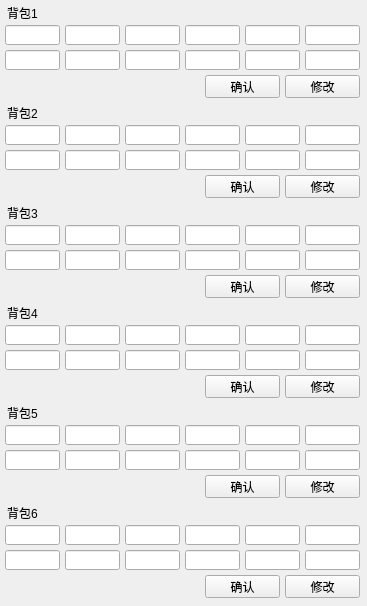
The window that code/seer_lander_ui_free_pack.ui (GimTT/PyQt5_seer_lander) describes before a commit, drawn with Qt 5.
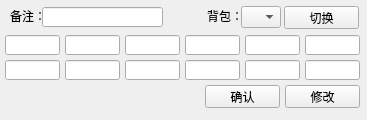
The same window after the commit.

Commit message: 更改背包外观，优化界面

Diff of the .ui file:
```diff
--- a/code/seer_lander_ui_free_pack.ui
+++ b/code/seer_lander_ui_free_pack.ui
@@ -7,7 +7,7 @@
     <x>0</x>
     <y>0</y>
     <width>367</width>
-    <height>606</height>
+    <height>120</height>
    </rect>
   </property>
   <property name="windowTitle">
@@ -18,7 +18,7 @@
     <property name="geometry">
      <rect>
       <x>205</x>
-      <y>75</y>
+      <y>85</y>
       <width>75</width>
       <height>23</height>
      </rect>
@@ -31,7 +31,7 @@
     <property name="geometry">
      <rect>
       <x>285</x>
-      <y>75</y>
+      <y>85</y>
       <width>75</width>
       <height>23</height>
      </rect>
@@ -44,7 +44,7 @@
     <property name="geometry">
      <rect>
       <x>5</x>
-      <y>25</y>
+      <y>35</y>
       <width>55</width>
       <height>20</height>
      </rect>
@@ -57,7 +57,7 @@
     <property name="geometry">
      <rect>
       <x>65</x>
-      <y>25</y>
+      <y>35</y>
       <width>55</width>
       <height>20</height>
      </rect>
@@ -70,7 +70,7 @@
     <property name="geometry">
      <rect>
       <x>125</x>
-      <y>25</y>
+      <y>35</y>
       <width>55</width>
       <height>20</height>
      </rect>
@@ -83,7 +83,7 @@
     <property name="geometry">
      <rect>
       <x>185</x>
-      <y>25</y>
+      <y>35</y>
       <width>55</width>
       <height>20</height>
      </rect>
@@ -96,7 +96,7 @@
     <property name="geometry">
      <rect>
       <x>245</x>
-      <y>25</y>
+      <y>35</y>
       <width>55</width>
       <height>20</height>
      </rect>
@@ -109,7 +109,7 @@
     <property name="geometry">
      <rect>
       <x>305</x>
-      <y>25</y>
+      <y>35</y>
       <width>55</width>
       <height>20</height>
      </rect>
@@ -122,7 +122,7 @@
     <property name="geometry">
      <rect>
       <x>5</x>
-      <y>50</y>
+      <y>60</y>
       <width>55</width>
       <height>20</height>
      </rect>
@@ -135,7 +135,7 @@
     <property name="geometry">
      <rect>
       <x>65</x>
-      <y>50</y>
+      <y>60</y>
       <width>55</width>
       <height>20</height>
      </rect>
@@ -148,7 +148,7 @@
     <property name="geometry">
      <rect>
       <x>125</x>
-      <y>50</y>
+      <y>60</y>
       <width>55</width>
       <height>20</height>
      </rect>
@@ -161,7 +161,7 @@
     <property name="geometry">
      <rect>
       <x>185</x>
-      <y>50</y>
+      <y>60</y>
       <width>55</width>
       <height>20</height>
      </rect>
@@ -174,7 +174,7 @@
     <property name="geometry">
      <rect>
       <x>245</x>
-      <y>50</y>
+      <y>60</y>
       <width>55</width>
       <height>20</height>
      </rect>
@@ -187,189 +187,7 @@
     <property name="geometry">
      <rect>
       <x>305</x>
-      <y>50</y>
-      <width>55</width>
-      <height>20</height>
-     </rect>
-    </property>
-    <property name="text">
-     <string/>
-    </property>
-   </widget>
-   <widget class="QLineEdit" name="pack2genie1">
-    <property name="geometry">
-     <rect>
-      <x>5</x>
-      <y>125</y>
-      <width>55</width>
-      <height>20</height>
-     </rect>
-    </property>
-    <property name="text">
-     <string/>
-    </property>
-   </widget>
-   <widget class="QPushButton" name="pack2button1q">
-    <property name="geometry">
-     <rect>
-      <x>205</x>
-      <y>175</y>
-      <width>75</width>
-      <height>23</height>
-     </rect>
-    </property>
-    <property name="text">
-     <string>确认</string>
-    </property>
-   </widget>
-   <widget class="QLineEdit" name="pack2genie10">
-    <property name="geometry">
-     <rect>
-      <x>185</x>
-      <y>150</y>
-      <width>55</width>
-      <height>20</height>
-     </rect>
-    </property>
-    <property name="text">
-     <string/>
-    </property>
-   </widget>
-   <widget class="QPushButton" name="pack2button2c">
-    <property name="geometry">
-     <rect>
-      <x>285</x>
-      <y>175</y>
-      <width>75</width>
-      <height>23</height>
-     </rect>
-    </property>
-    <property name="text">
-     <string>修改</string>
-    </property>
-   </widget>
-   <widget class="QLineEdit" name="pack2genie2">
-    <property name="geometry">
-     <rect>
-      <x>65</x>
-      <y>125</y>
-      <width>55</width>
-      <height>20</height>
-     </rect>
-    </property>
-    <property name="text">
-     <string/>
-    </property>
-   </widget>
-   <widget class="QLineEdit" name="pack2genie11">
-    <property name="geometry">
-     <rect>
-      <x>245</x>
-      <y>150</y>
-      <width>55</width>
-      <height>20</height>
-     </rect>
-    </property>
-    <property name="text">
-     <string/>
-    </property>
-   </widget>
-   <widget class="QLineEdit" name="pack2genie4">
-    <property name="geometry">
-     <rect>
-      <x>185</x>
-      <y>125</y>
-      <width>55</width>
-      <height>20</height>
-     </rect>
-    </property>
-    <property name="text">
-     <string/>
-    </property>
-   </widget>
-   <widget class="QLineEdit" name="pack2genie7">
-    <property name="geometry">
-     <rect>
-      <x>5</x>
-      <y>150</y>
-      <width>55</width>
-      <height>20</height>
-     </rect>
-    </property>
-    <property name="text">
-     <string/>
-    </property>
-   </widget>
-   <widget class="QLineEdit" name="pack2genie6">
-    <property name="geometry">
-     <rect>
-      <x>305</x>
-      <y>125</y>
-      <width>55</width>
-      <height>20</height>
-     </rect>
-    </property>
-    <property name="text">
-     <string/>
-    </property>
-   </widget>
-   <widget class="QLineEdit" name="pack2genie12">
-    <property name="geometry">
-     <rect>
-      <x>305</x>
-      <y>150</y>
-      <width>55</width>
-      <height>20</height>
-     </rect>
-    </property>
-    <property name="text">
-     <string/>
-    </property>
-   </widget>
-   <widget class="QLineEdit" name="pack2genie3">
-    <property name="geometry">
-     <rect>
-      <x>125</x>
-      <y>125</y>
-      <width>55</width>
-      <height>20</height>
-     </rect>
-    </property>
-    <property name="text">
-     <string/>
-    </property>
-   </widget>
-   <widget class="QLineEdit" name="pack2genie5">
-    <property name="geometry">
-     <rect>
-      <x>245</x>
-      <y>125</y>
-      <width>55</width>
-      <height>20</height>
-     </rect>
-    </property>
-    <property name="text">
-     <string/>
-    </property>
-   </widget>
-   <widget class="QLineEdit" name="pack2genie8">
-    <property name="geometry">
-     <rect>
-      <x>65</x>
-      <y>150</y>
-      <width>55</width>
-      <height>20</height>
-     </rect>
-    </property>
-    <property name="text">
-     <string/>
-    </property>
-   </widget>
-   <widget class="QLineEdit" name="pack2genie9">
-    <property name="geometry">
-     <rect>
-      <x>125</x>
-      <y>150</y>
+      <y>60</y>
       <width>55</width>
       <height>20</height>
      </rect>
@@ -381,802 +199,58 @@
    <widget class="QLabel" name="label">
     <property name="geometry">
      <rect>
-      <x>7</x>
-      <y>5</y>
+      <x>10</x>
+      <y>8</y>
       <width>35</width>
       <height>15</height>
      </rect>
     </property>
     <property name="text">
-     <string>背包1</string>
+     <string>备注：</string>
+    </property>
+   </widget>
+   <widget class="QComboBox" name="packswitch">
+    <property name="geometry">
+     <rect>
+      <x>241</x>
+      <y>6</y>
+      <width>40</width>
+      <height>22</height>
+     </rect>
+    </property>
+   </widget>
+   <widget class="QPushButton" name="packswbutton">
+    <property name="geometry">
+     <rect>
+      <x>284</x>
+      <y>6</y>
+      <width>75</width>
+      <height>23</height>
+     </rect>
+    </property>
+    <property name="text">
+     <string>切换</string>
     </property>
    </widget>
    <widget class="QLabel" name="label_2">
     <property name="geometry">
      <rect>
-      <x>7</x>
-      <y>105</y>
-      <width>35</width>
-      <height>15</height>
+      <x>207</x>
+      <y>10</y>
+      <width>54</width>
+      <height>12</height>
      </rect>
     </property>
     <property name="text">
-     <string>背包2</string>
+     <string>背包：</string>
     </property>
    </widget>
    <widget class="QLineEdit" name="pack4genie4">
     <property name="geometry">
      <rect>
-      <x>185</x>
-      <y>325</y>
-      <width>55</width>
-      <height>20</height>
-     </rect>
-    </property>
-    <property name="text">
-     <string/>
-    </property>
-   </widget>
-   <widget class="QLineEdit" name="pack3genie5">
-    <property name="geometry">
-     <rect>
-      <x>245</x>
-      <y>225</y>
-      <width>55</width>
-      <height>20</height>
-     </rect>
-    </property>
-    <property name="text">
-     <string/>
-    </property>
-   </widget>
-   <widget class="QLabel" name="label_3">
-    <property name="geometry">
-     <rect>
-      <x>7</x>
-      <y>305</y>
-      <width>35</width>
-      <height>15</height>
-     </rect>
-    </property>
-    <property name="text">
-     <string>背包4</string>
-    </property>
-   </widget>
-   <widget class="QLineEdit" name="pack4genie6">
-    <property name="geometry">
-     <rect>
-      <x>305</x>
-      <y>325</y>
-      <width>55</width>
-      <height>20</height>
-     </rect>
-    </property>
-    <property name="text">
-     <string/>
-    </property>
-   </widget>
-   <widget class="QLineEdit" name="pack3genie10">
-    <property name="geometry">
-     <rect>
-      <x>185</x>
-      <y>250</y>
-      <width>55</width>
-      <height>20</height>
-     </rect>
-    </property>
-    <property name="text">
-     <string/>
-    </property>
-   </widget>
-   <widget class="QPushButton" name="pack4button1q">
-    <property name="geometry">
-     <rect>
-      <x>205</x>
-      <y>375</y>
-      <width>75</width>
-      <height>23</height>
-     </rect>
-    </property>
-    <property name="text">
-     <string>确认</string>
-    </property>
-   </widget>
-   <widget class="QLineEdit" name="pack4genie5">
-    <property name="geometry">
-     <rect>
-      <x>245</x>
-      <y>325</y>
-      <width>55</width>
-      <height>20</height>
-     </rect>
-    </property>
-    <property name="text">
-     <string/>
-    </property>
-   </widget>
-   <widget class="QLabel" name="label_4">
-    <property name="geometry">
-     <rect>
-      <x>7</x>
-      <y>205</y>
-      <width>35</width>
-      <height>15</height>
-     </rect>
-    </property>
-    <property name="text">
-     <string>背包3</string>
-    </property>
-   </widget>
-   <widget class="QLineEdit" name="pack3genie6">
-    <property name="geometry">
-     <rect>
-      <x>305</x>
-      <y>225</y>
-      <width>55</width>
-      <height>20</height>
-     </rect>
-    </property>
-    <property name="text">
-     <string/>
-    </property>
-   </widget>
-   <widget class="QPushButton" name="pack4button2c">
-    <property name="geometry">
-     <rect>
-      <x>285</x>
-      <y>375</y>
-      <width>75</width>
-      <height>23</height>
-     </rect>
-    </property>
-    <property name="text">
-     <string>修改</string>
-    </property>
-   </widget>
-   <widget class="QLineEdit" name="pack4genie8">
-    <property name="geometry">
-     <rect>
-      <x>65</x>
-      <y>350</y>
-      <width>55</width>
-      <height>20</height>
-     </rect>
-    </property>
-    <property name="text">
-     <string/>
-    </property>
-   </widget>
-   <widget class="QLineEdit" name="pack3genie7">
-    <property name="geometry">
-     <rect>
-      <x>5</x>
-      <y>250</y>
-      <width>55</width>
-      <height>20</height>
-     </rect>
-    </property>
-    <property name="text">
-     <string/>
-    </property>
-   </widget>
-   <widget class="QLineEdit" name="pack4genie11">
-    <property name="geometry">
-     <rect>
-      <x>245</x>
-      <y>350</y>
-      <width>55</width>
-      <height>20</height>
-     </rect>
-    </property>
-    <property name="text">
-     <string/>
-    </property>
-   </widget>
-   <widget class="QLineEdit" name="pack3genie3">
-    <property name="geometry">
-     <rect>
-      <x>125</x>
-      <y>225</y>
-      <width>55</width>
-      <height>20</height>
-     </rect>
-    </property>
-    <property name="text">
-     <string/>
-    </property>
-   </widget>
-   <widget class="QLineEdit" name="pack3genie1">
-    <property name="geometry">
-     <rect>
-      <x>5</x>
-      <y>225</y>
-      <width>55</width>
-      <height>20</height>
-     </rect>
-    </property>
-    <property name="text">
-     <string/>
-    </property>
-   </widget>
-   <widget class="QLineEdit" name="pack3genie2">
-    <property name="geometry">
-     <rect>
-      <x>65</x>
-      <y>225</y>
-      <width>55</width>
-      <height>20</height>
-     </rect>
-    </property>
-    <property name="text">
-     <string/>
-    </property>
-   </widget>
-   <widget class="QLineEdit" name="pack3genie9">
-    <property name="geometry">
-     <rect>
-      <x>125</x>
-      <y>250</y>
-      <width>55</width>
-      <height>20</height>
-     </rect>
-    </property>
-    <property name="text">
-     <string/>
-    </property>
-   </widget>
-   <widget class="QLineEdit" name="pack4genie10">
-    <property name="geometry">
-     <rect>
-      <x>185</x>
-      <y>350</y>
-      <width>55</width>
-      <height>20</height>
-     </rect>
-    </property>
-    <property name="text">
-     <string/>
-    </property>
-   </widget>
-   <widget class="QLineEdit" name="pack4genie7">
-    <property name="geometry">
-     <rect>
-      <x>5</x>
-      <y>350</y>
-      <width>55</width>
-      <height>20</height>
-     </rect>
-    </property>
-    <property name="text">
-     <string/>
-    </property>
-   </widget>
-   <widget class="QLineEdit" name="pack4genie3">
-    <property name="geometry">
-     <rect>
-      <x>125</x>
-      <y>325</y>
-      <width>55</width>
-      <height>20</height>
-     </rect>
-    </property>
-    <property name="text">
-     <string/>
-    </property>
-   </widget>
-   <widget class="QLineEdit" name="pack4genie1">
-    <property name="geometry">
-     <rect>
-      <x>5</x>
-      <y>325</y>
-      <width>55</width>
-      <height>20</height>
-     </rect>
-    </property>
-    <property name="text">
-     <string/>
-    </property>
-   </widget>
-   <widget class="QPushButton" name="pack3button2c">
-    <property name="geometry">
-     <rect>
-      <x>285</x>
-      <y>275</y>
-      <width>75</width>
-      <height>23</height>
-     </rect>
-    </property>
-    <property name="text">
-     <string>修改</string>
-    </property>
-   </widget>
-   <widget class="QLineEdit" name="pack4genie2">
-    <property name="geometry">
-     <rect>
-      <x>65</x>
-      <y>325</y>
-      <width>55</width>
-      <height>20</height>
-     </rect>
-    </property>
-    <property name="text">
-     <string/>
-    </property>
-   </widget>
-   <widget class="QPushButton" name="pack3button1q">
-    <property name="geometry">
-     <rect>
-      <x>205</x>
-      <y>275</y>
-      <width>75</width>
-      <height>23</height>
-     </rect>
-    </property>
-    <property name="text">
-     <string>确认</string>
-    </property>
-   </widget>
-   <widget class="QLineEdit" name="pack4genie12">
-    <property name="geometry">
-     <rect>
-      <x>305</x>
-      <y>350</y>
-      <width>55</width>
-      <height>20</height>
-     </rect>
-    </property>
-    <property name="text">
-     <string/>
-    </property>
-   </widget>
-   <widget class="QLineEdit" name="pack4genie9">
-    <property name="geometry">
-     <rect>
-      <x>125</x>
-      <y>350</y>
-      <width>55</width>
-      <height>20</height>
-     </rect>
-    </property>
-    <property name="text">
-     <string/>
-    </property>
-   </widget>
-   <widget class="QLineEdit" name="pack3genie11">
-    <property name="geometry">
-     <rect>
-      <x>245</x>
-      <y>250</y>
-      <width>55</width>
-      <height>20</height>
-     </rect>
-    </property>
-    <property name="text">
-     <string/>
-    </property>
-   </widget>
-   <widget class="QLineEdit" name="pack3genie12">
-    <property name="geometry">
-     <rect>
-      <x>305</x>
-      <y>250</y>
-      <width>55</width>
-      <height>20</height>
-     </rect>
-    </property>
-    <property name="text">
-     <string/>
-    </property>
-   </widget>
-   <widget class="QLineEdit" name="pack3genie4">
-    <property name="geometry">
-     <rect>
-      <x>185</x>
-      <y>225</y>
-      <width>55</width>
-      <height>20</height>
-     </rect>
-    </property>
-    <property name="text">
-     <string/>
-    </property>
-   </widget>
-   <widget class="QLineEdit" name="pack3genie8">
-    <property name="geometry">
-     <rect>
-      <x>65</x>
-      <y>250</y>
-      <width>55</width>
-      <height>20</height>
-     </rect>
-    </property>
-    <property name="text">
-     <string/>
-    </property>
-   </widget>
-   <widget class="QLabel" name="label_5">
-    <property name="geometry">
-     <rect>
-      <x>7</x>
-      <y>505</y>
-      <width>35</width>
-      <height>15</height>
-     </rect>
-    </property>
-    <property name="text">
-     <string>背包6</string>
-    </property>
-   </widget>
-   <widget class="QLineEdit" name="pack6genie10">
-    <property name="geometry">
-     <rect>
-      <x>185</x>
-      <y>550</y>
-      <width>55</width>
-      <height>20</height>
-     </rect>
-    </property>
-    <property name="text">
-     <string/>
-    </property>
-   </widget>
-   <widget class="QLineEdit" name="pack5genie1">
-    <property name="geometry">
-     <rect>
-      <x>5</x>
-      <y>425</y>
-      <width>55</width>
-      <height>20</height>
-     </rect>
-    </property>
-    <property name="text">
-     <string/>
-    </property>
-   </widget>
-   <widget class="QLineEdit" name="pack6genie1">
-    <property name="geometry">
-     <rect>
-      <x>5</x>
-      <y>525</y>
-      <width>55</width>
-      <height>20</height>
-     </rect>
-    </property>
-    <property name="text">
-     <string/>
-    </property>
-   </widget>
-   <widget class="QLineEdit" name="pack6genie9">
-    <property name="geometry">
-     <rect>
-      <x>125</x>
-      <y>550</y>
-      <width>55</width>
-      <height>20</height>
-     </rect>
-    </property>
-    <property name="text">
-     <string/>
-    </property>
-   </widget>
-   <widget class="QPushButton" name="pack6button2c">
-    <property name="geometry">
-     <rect>
-      <x>285</x>
-      <y>575</y>
-      <width>75</width>
-      <height>23</height>
-     </rect>
-    </property>
-    <property name="text">
-     <string>修改</string>
-    </property>
-   </widget>
-   <widget class="QLineEdit" name="pack5genie10">
-    <property name="geometry">
-     <rect>
-      <x>185</x>
-      <y>450</y>
-      <width>55</width>
-      <height>20</height>
-     </rect>
-    </property>
-    <property name="text">
-     <string/>
-    </property>
-   </widget>
-   <widget class="QLineEdit" name="pack5genie2">
-    <property name="geometry">
-     <rect>
-      <x>65</x>
-      <y>425</y>
-      <width>55</width>
-      <height>20</height>
-     </rect>
-    </property>
-    <property name="text">
-     <string/>
-    </property>
-   </widget>
-   <widget class="QLineEdit" name="pack6genie6">
-    <property name="geometry">
-     <rect>
-      <x>305</x>
-      <y>525</y>
-      <width>55</width>
-      <height>20</height>
-     </rect>
-    </property>
-    <property name="text">
-     <string/>
-    </property>
-   </widget>
-   <widget class="QLineEdit" name="pack6genie11">
-    <property name="geometry">
-     <rect>
-      <x>245</x>
-      <y>550</y>
-      <width>55</width>
-      <height>20</height>
-     </rect>
-    </property>
-    <property name="text">
-     <string/>
-    </property>
-   </widget>
-   <widget class="QPushButton" name="pack5button1q">
-    <property name="geometry">
-     <rect>
-      <x>205</x>
-      <y>475</y>
-      <width>75</width>
-      <height>23</height>
-     </rect>
-    </property>
-    <property name="text">
-     <string>确认</string>
-    </property>
-   </widget>
-   <widget class="QLineEdit" name="pack5genie7">
-    <property name="geometry">
-     <rect>
-      <x>5</x>
-      <y>450</y>
-      <width>55</width>
-      <height>20</height>
-     </rect>
-    </property>
-    <property name="text">
-     <string/>
-    </property>
-   </widget>
-   <widget class="QLineEdit" name="pack5genie5">
-    <property name="geometry">
-     <rect>
-      <x>245</x>
-      <y>425</y>
-      <width>55</width>
-      <height>20</height>
-     </rect>
-    </property>
-    <property name="text">
-     <string/>
-    </property>
-   </widget>
-   <widget class="QLineEdit" name="pack6genie2">
-    <property name="geometry">
-     <rect>
-      <x>65</x>
-      <y>525</y>
-      <width>55</width>
-      <height>20</height>
-     </rect>
-    </property>
-    <property name="text">
-     <string/>
-    </property>
-   </widget>
-   <widget class="QLineEdit" name="pack5genie11">
-    <property name="geometry">
-     <rect>
-      <x>245</x>
-      <y>450</y>
-      <width>55</width>
-      <height>20</height>
-     </rect>
-    </property>
-    <property name="text">
-     <string/>
-    </property>
-   </widget>
-   <widget class="QLineEdit" name="pack5genie3">
-    <property name="geometry">
-     <rect>
-      <x>125</x>
-      <y>425</y>
-      <width>55</width>
-      <height>20</height>
-     </rect>
-    </property>
-    <property name="text">
-     <string/>
-    </property>
-   </widget>
-   <widget class="QLineEdit" name="pack5genie8">
-    <property name="geometry">
-     <rect>
-      <x>65</x>
-      <y>450</y>
-      <width>55</width>
-      <height>20</height>
-     </rect>
-    </property>
-    <property name="text">
-     <string/>
-    </property>
-   </widget>
-   <widget class="QLineEdit" name="pack5genie12">
-    <property name="geometry">
-     <rect>
-      <x>305</x>
-      <y>450</y>
-      <width>55</width>
-      <height>20</height>
-     </rect>
-    </property>
-    <property name="text">
-     <string/>
-    </property>
-   </widget>
-   <widget class="QLineEdit" name="pack6genie7">
-    <property name="geometry">
-     <rect>
-      <x>5</x>
-      <y>550</y>
-      <width>55</width>
-      <height>20</height>
-     </rect>
-    </property>
-    <property name="text">
-     <string/>
-    </property>
-   </widget>
-   <widget class="QLineEdit" name="pack5genie4">
-    <property name="geometry">
-     <rect>
-      <x>185</x>
-      <y>425</y>
-      <width>55</width>
-      <height>20</height>
-     </rect>
-    </property>
-    <property name="text">
-     <string/>
-    </property>
-   </widget>
-   <widget class="QLineEdit" name="pack6genie8">
-    <property name="geometry">
-     <rect>
-      <x>65</x>
-      <y>550</y>
-      <width>55</width>
-      <height>20</height>
-     </rect>
-    </property>
-    <property name="text">
-     <string/>
-    </property>
-   </widget>
-   <widget class="QLineEdit" name="pack6genie12">
-    <property name="geometry">
-     <rect>
-      <x>305</x>
-      <y>550</y>
-      <width>55</width>
-      <height>20</height>
-     </rect>
-    </property>
-    <property name="text">
-     <string/>
-    </property>
-   </widget>
-   <widget class="QLineEdit" name="pack5genie6">
-    <property name="geometry">
-     <rect>
-      <x>305</x>
-      <y>425</y>
-      <width>55</width>
-      <height>20</height>
-     </rect>
-    </property>
-    <property name="text">
-     <string/>
-    </property>
-   </widget>
-   <widget class="QLineEdit" name="pack6genie3">
-    <property name="geometry">
-     <rect>
-      <x>125</x>
-      <y>525</y>
-      <width>55</width>
-      <height>20</height>
-     </rect>
-    </property>
-    <property name="text">
-     <string/>
-    </property>
-   </widget>
-   <widget class="QPushButton" name="pack6button1q">
-    <property name="geometry">
-     <rect>
-      <x>205</x>
-      <y>575</y>
-      <width>75</width>
-      <height>23</height>
-     </rect>
-    </property>
-    <property name="text">
-     <string>确认</string>
-    </property>
-   </widget>
-   <widget class="QLineEdit" name="pack6genie4_2">
-    <property name="geometry">
-     <rect>
-      <x>185</x>
-      <y>525</y>
-      <width>55</width>
-      <height>20</height>
-     </rect>
-    </property>
-    <property name="text">
-     <string/>
-    </property>
-   </widget>
-   <widget class="QLineEdit" name="pack5genie9">
-    <property name="geometry">
-     <rect>
-      <x>125</x>
-      <y>450</y>
-      <width>55</width>
-      <height>20</height>
-     </rect>
-    </property>
-    <property name="text">
-     <string/>
-    </property>
-   </widget>
-   <widget class="QLabel" name="label_6">
-    <property name="geometry">
-     <rect>
-      <x>7</x>
-      <y>405</y>
-      <width>35</width>
-      <height>15</height>
-     </rect>
-    </property>
-    <property name="text">
-     <string>背包5</string>
-    </property>
-   </widget>
-   <widget class="QPushButton" name="pack5button2c">
-    <property name="geometry">
-     <rect>
-      <x>285</x>
-      <y>475</y>
-      <width>75</width>
-      <height>23</height>
-     </rect>
-    </property>
-    <property name="text">
-     <string>修改</string>
-    </property>
-   </widget>
-   <widget class="QLineEdit" name="pack6genie5">
-    <property name="geometry">
-     <rect>
-      <x>245</x>
-      <y>525</y>
-      <width>55</width>
+      <x>42</x>
+      <y>7</y>
+      <width>121</width>
       <height>20</height>
      </rect>
     </property>
```
Left out of the diff: 30 changed lines with no effect on the pictures. The commit also changes 13 other files.
